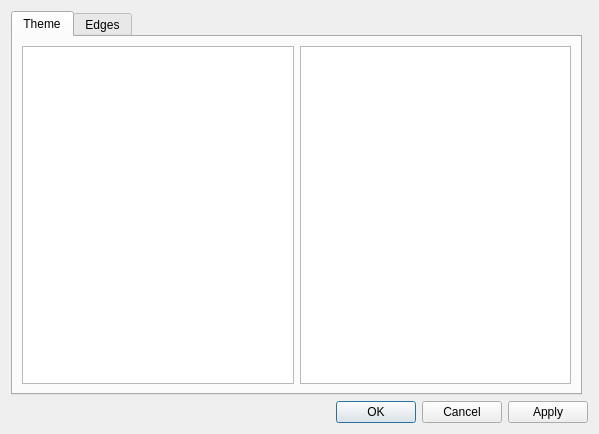
Qt form lib/ui/settings_dialog.ui (metgem/metgem) before a commit.
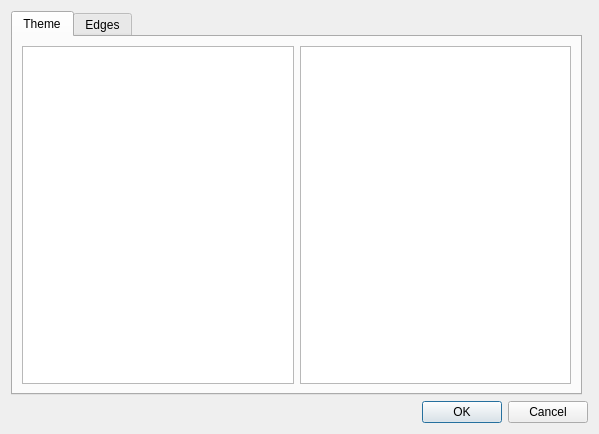
The same form after that commit. Custom widgets are drawn as their Qt base class.

Patch:
```diff
--- a/lib/ui/settings_dialog.ui
+++ b/lib/ui/settings_dialog.ui
@@ -26,7 +26,7 @@
       <enum>Qt::Horizontal</enum>
      </property>
      <property name="standardButtons">
-      <set>QDialogButtonBox::Apply|QDialogButtonBox::Cancel|QDialogButtonBox::Ok</set>
+      <set>QDialogButtonBox::Cancel|QDialogButtonBox::Ok</set>
      </property>
     </widget>
    </item>
```
